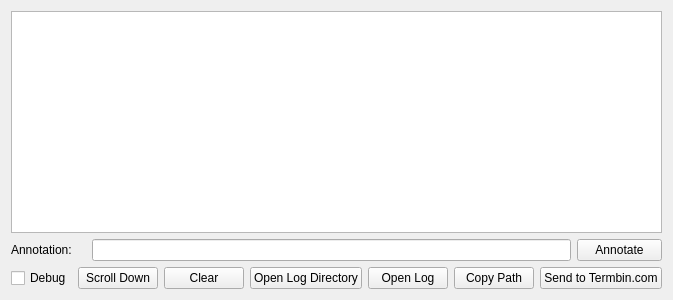
First picture: the form in loggingwindow.ui, repository adecarolis/wfweb, before the edit.
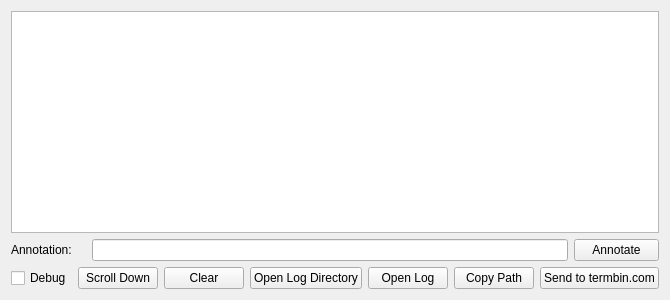
Second picture: the form after the edit.

Commit message: missing space and lowercased Termbin.com to termbin.com

```diff
--- a/loggingwindow.ui
+++ b/loggingwindow.ui
@@ -165,7 +165,7 @@
         <string>&lt;html&gt;&lt;head/&gt;&lt;body&gt;&lt;p&gt;Sends text to termbin.com. Some personal information (such as your username) is in the log file, so do not click this button unless you are ok sharing your log file. This is a quick way to receive a URL, pointing to your log file text, that you can send to other people. &lt;/p&gt;&lt;/body&gt;&lt;/html&gt;</string>
        </property>
        <property name="text">
-        <string>Send to Termbin.com</string>
+        <string>Send to termbin.com</string>
        </property>
       </widget>
      </item>
```
The commit also changes 1 other file.
